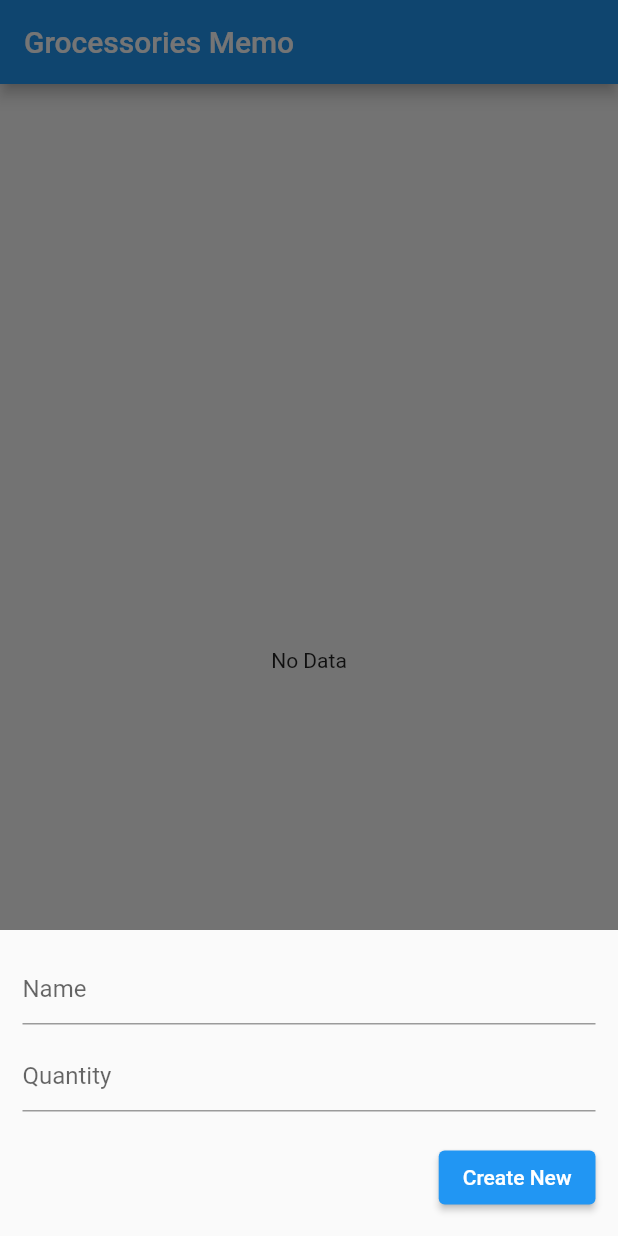
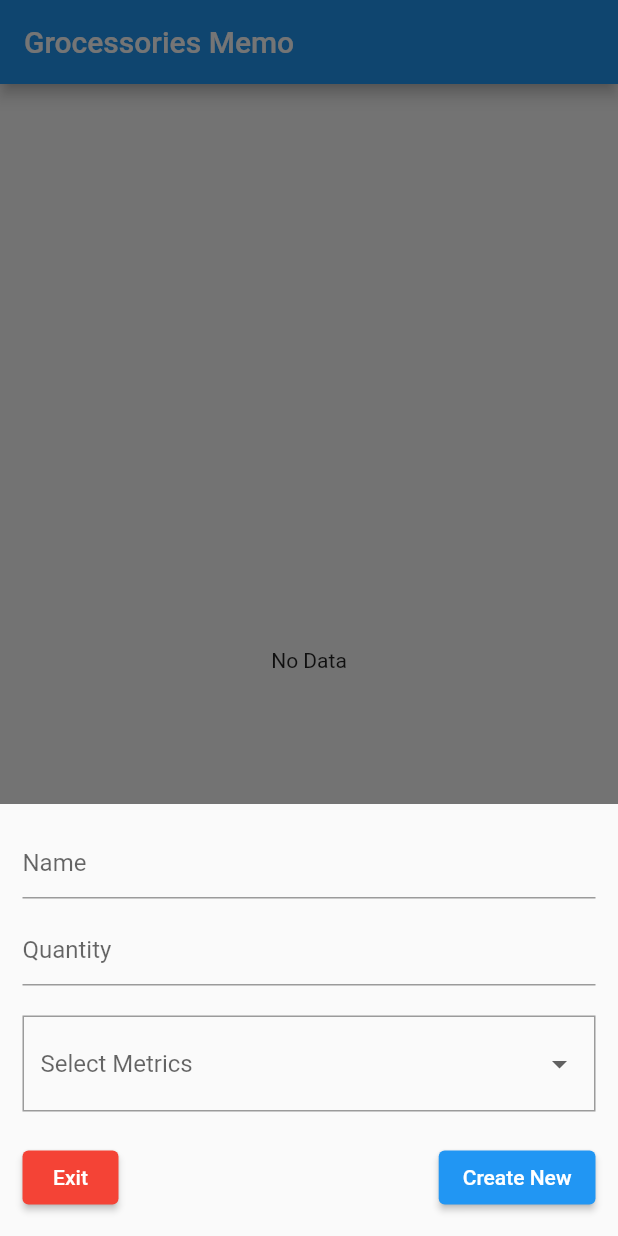
Before and after one commit to nbnD/flutter_hive, a Flutter app: the screen it shows after launch, after a tap on the "add" icon, on a phone screen of 412 x 824 dp. Run offline on Flutter 3.47's test engine with Material 2 defaults, Android fonts, the phone set to English and light mode, and no system bars; our stand-ins replace hive; accounts and stored records are empty.

Commit message:
Added metrics to quantity

```diff
--- a/lib/data_model.dart
+++ b/lib/data_model.dart
@@ -8,6 +8,8 @@ class DataModel extends HiveObject{
   final String? item;
   @HiveField(1)
   final int? quantity;
+  @HiveField(2)
+  final String? metrics;
 
-  DataModel({this.item, this.quantity});
+  DataModel({this.item, this.quantity,this.metrics});
 }
--- a/lib/homepage.dart
+++ b/lib/homepage.dart
@@ -19,12 +19,17 @@ class _HomePageState extends State<HomePage> {
   var box;
 
   var items = [];
+  var selectedValue;
+  var metrics = ["kg", "ltr", "gram", "dozen", "nos"];
 
   void getItems() async {
     box = await Hive.openBox('hive_box'); // open box
 
     setState(() {
-      items = box.values.toList().reversed.toList();  //reversed so as to keep the new data to the top
+      items = box.values
+          .toList()
+          .reversed
+          .toList(); //reversed so as to keep the new data to the top
     });
   }
 
@@ -48,7 +53,13 @@ class _HomePageState extends State<HomePage> {
                 return Card(
                   child: ListTile(
                     title: Text(items[index].item!),
-                    subtitle: Text(items[index].quantity.toString()),
+                    subtitle: Row(
+                      children: [
+                        Text(items[index].quantity.toString()),
+                        const SizedBox(width:5),
+                        Text(items[index].metrics.toString())
+                      ],
+                    ),
                     trailing: Row(
                       mainAxisSize: MainAxisSize.min,
                       children: [
@@ -83,8 +94,10 @@ class _HomePageState extends State<HomePage> {
     if (itemKey != null) {
       _itemController.text = items[index].item;
       _qtyController.text = items[index].quantity.toString();
+      selectedValue = items[index].metrics;
     }
     showModalBottomSheet(
+        isDismissible: false,
         context: context,
         isScrollControlled: true,
         builder: (_) => Container(
@@ -97,7 +110,7 @@ class _HomePageState extends State<HomePage> {
               key: formGlobalKey,
               child: Column(
                 mainAxisSize: MainAxisSize.min,
-                crossAxisAlignment: CrossAxisAlignment.end,
+
                 children: [
                   TextFormField(
                     controller: _itemController,
@@ -117,34 +130,74 @@ class _HomePageState extends State<HomePage> {
                     keyboardType: TextInputType.number,
                     decoration: const InputDecoration(hintText: 'Quantity'),
                   ),
-                  const SizedBox(
-                    height: 20,
+                  const SizedBox(height: 20),
+                  DropdownButtonFormField(
+                    isExpanded: true,
+                    decoration: const InputDecoration(
+                      border: OutlineInputBorder(
+                        borderRadius: BorderRadius.all(
+                          Radius.circular(0.0),
                         ),
+                      ),
+                    ),
+                    hint: const Text("Select Metrics"),
+                    value: selectedValue,
+                    onChanged: (newValue) {
+                      setState(() {
+                        selectedValue = newValue;
+                      });
+                    },
+                    validator: (newValue) {
+                      if (selectedValue == null) return "Field is empty";
+                    },
+                    items: metrics.map((item) {
+                      return DropdownMenuItem(
+                        value: item,
+                        child: Text(item),
+                      );
+                    }).toList(),
+                  ),
+                  const SizedBox(height: 20),
+                  Row(
+                    mainAxisAlignment: MainAxisAlignment.spaceBetween,
+                    children: [
+                      ElevatedButton(
+                          onPressed: () {
+                            Navigator.of(context).pop();
+                          },
+                          style: ElevatedButton.styleFrom(primary: Colors.red),
+                          child: const Text("Exit")),
                       ElevatedButton(
                         onPressed: () async {
                           if (formGlobalKey.currentState!.validate()) {
                             box = await Hive.openBox('hive_box');
                             DataModel dataModel = DataModel(
                                 item: _itemController.text,
-                            quantity: int.parse(_qtyController.text));
-                        if (itemKey == null) {  //if the itemKey is null it means we are creating new data
+                                quantity: int.parse(_qtyController.text),
+                                metrics: selectedValue);
+                            if (itemKey == null) {
+                              //if the itemKey is null it means we are creating new data
                               box.add(dataModel);
-                        } else { //if itemKey is present we update the data
+                              Navigator.of(context).pop();
+                            } else {
+                              //if itemKey is present we update the data
                               box.put(itemKey, dataModel);
+                              Navigator.of(context).pop();
                             }
 
                             setState(() {
                               _itemController.clear();
                               _qtyController.clear();
+                              selectedValue = null;
                             });
                             //to get refreshedData
                             getItems();
-
                           }
                           // Close the bottom sheet
-                      Navigator.of(context).pop();
                         },
                         child: Text(itemKey == null ? 'Create New' : 'Update'),
+                      ),
+                    ],
                   ),
                   const SizedBox(
                     height: 15,
```
Also changed, not shown: lib/data_model.g.dart. Lines whose indentation alone changed are shown as unchanged.
